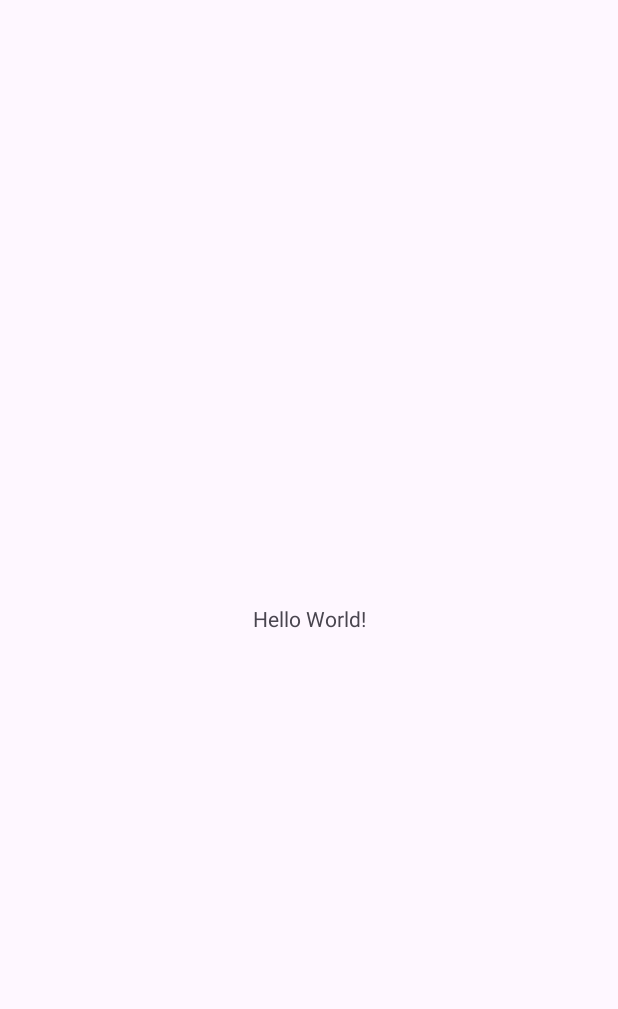
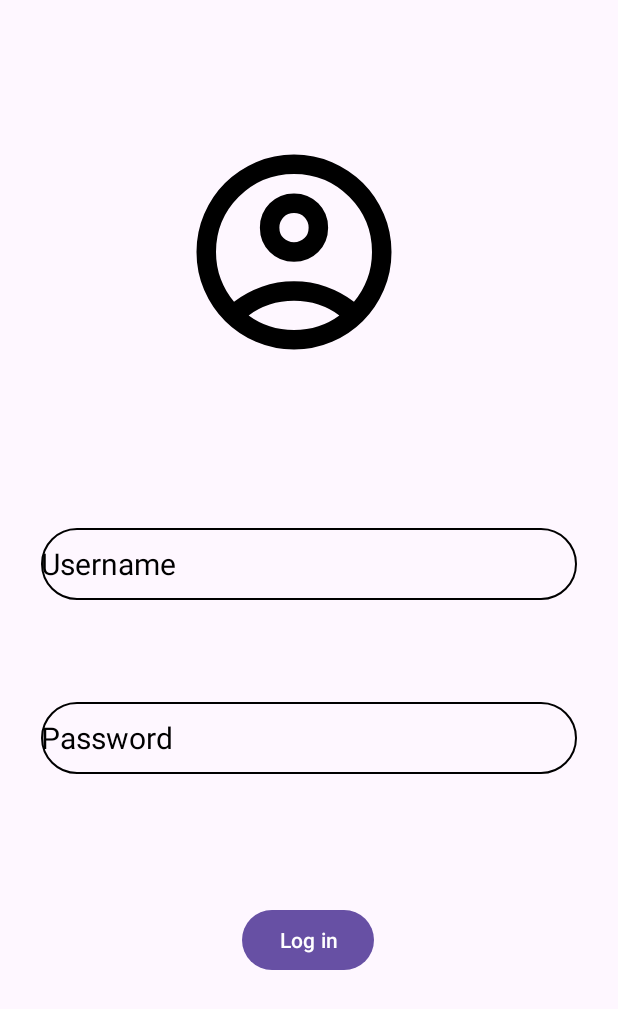
Before and after one commit to Kenzhi-Kun/GroupBlastingFinalsOS, an Android app: the screen it shows after launch (MainActivity), on a phone screen of 412 x 824 dp. Before the commit the part shown is almost empty. Shown: the top 1009 px of the screen. Run offline under Robolectric (Android 15) with nearby library versions, the phone set to English and light mode, and no system bars.

Commit message:
Simple Login UI

```diff
--- a/app/build.gradle.kts
+++ b/app/build.gradle.kts
@@ -38,6 +38,8 @@ dependencies {
     implementation(libs.material)
     implementation(libs.activity)
     implementation(libs.constraintlayout)
+    implementation(libs.recyclerview)
+    implementation(libs.fragment)
     testImplementation(libs.junit)
     androidTestImplementation(libs.ext.junit)
     androidTestImplementation(libs.espresso.core)
--- /dev/null
+++ b/app/src/main/res/drawable/outline_account_circle_24.xml
@@ -0,0 +1,5 @@
+<vector xmlns:android="http://schemas.android.com/apk/res/android" android:height="24dp" android:tint="#000000" android:viewportHeight="960" android:viewportWidth="960" android:width="24dp">
+
+    <path android:fillColor="@android:color/white" android:pathData="M234,684Q285,645 348,622.5Q411,600 480,600Q549,600 612,622.5Q675,645 726,684Q761,643 780.5,591Q800,539 800,480Q800,347 706.5,253.5Q613,160 480,160Q347,160 253.5,253.5Q160,347 160,480Q160,539 179.5,591Q199,643 234,684ZM480,520Q421,520 380.5,479.5Q340,439 340,380Q340,321 380.5,280.5Q421,240 480,240Q539,240 579.5,280.5Q620,321 620,380Q620,439 579.5,479.5Q539,520 480,520ZM480,880Q397,880 324,848.5Q251,817 197,763Q143,709 111.5,636Q80,563 80,480Q80,397 111.5,324Q143,251 197,197Q251,143 324,111.5Q397,80 480,80Q563,80 636,111.5Q709,143 763,197Q817,251 848.5,324Q880,397 880,480Q880,563 848.5,636Q817,709 763,763Q709,817 636,848.5Q563,880 480,880ZM480,800Q533,800 580,784.5Q627,769 666,740Q627,711 580,695.5Q533,680 480,680Q427,680 380,695.5Q333,711 294,740Q333,769 380,784.5Q427,800 480,800ZM480,440Q506,440 523,423Q540,406 540,380Q540,354 523,337Q506,320 480,320Q454,320 437,337Q420,354 420,380Q420,406 437,423Q454,440 480,440ZM480,380Q480,380 480,380Q480,380 480,380Q480,380 480,380Q480,380 480,380Q480,380 480,380Q480,380 480,380Q480,380 480,380Q480,380 480,380ZM480,740Q480,740 480,740Q480,740 480,740Q480,740 480,740Q480,740 480,740Q480,740 480,740Q480,740 480,740Q480,740 480,740Q480,740 480,740Z"/>
+
+</vector>
--- /dev/null
+++ b/app/src/main/res/drawable/rounded_corner.xml
@@ -0,0 +1,7 @@
+<?xml version="1.0" encoding="utf-8"?>
+<shape xmlns:android="http://schemas.android.com/apk/res/android" android:shape="rectangle">
+    <corners android:radius="30dp"/>
+    <stroke android:width="1dp" android:color="@color/black"/>
+
+
+</shape>
--- a/app/src/main/res/layout/activity_main.xml
+++ b/app/src/main/res/layout/activity_main.xml
@@ -7,13 +7,62 @@
     android:layout_height="match_parent"
     tools:context=".MainActivity">
 
-    <TextView
+    <Button
+        android:id="@+id/login_button"
         android:layout_width="wrap_content"
         android:layout_height="wrap_content"
-        android:text="Hello World!"
+        android:text="@string/log_in"
+        app:layout_constraintBottom_toBottomOf="parent"
+        app:layout_constraintEnd_toEndOf="parent"
+        app:layout_constraintHorizontal_bias="0.498"
+        app:layout_constraintStart_toStartOf="parent"
+        app:layout_constraintTop_toTopOf="parent"
+        app:layout_constraintVertical_bias="0.777" />
+
+    <ImageView
+        android:id="@+id/imageView3"
+        android:layout_width="156dp"
+        android:layout_height="188dp"
+        app:layout_constraintBottom_toBottomOf="parent"
+        app:layout_constraintEnd_toEndOf="parent"
+        app:layout_constraintHorizontal_bias="0.462"
+        app:layout_constraintStart_toStartOf="parent"
+        app:layout_constraintTop_toTopOf="parent"
+        app:layout_constraintVertical_bias="0.116"
+        app:srcCompat="@drawable/outline_account_circle_24" />
+
+    <EditText
+        android:id="@+id/username_input"
+        android:layout_width="357dp"
+        android:layout_height="48dp"
+        android:autofillHints=""
+        android:background="@drawable/rounded_corner"
+        android:hint="@string/username"
+        android:inputType="text"
+        android:textColor="@color/black"
+        android:textColorHint="@color/black"
+        android:textSize="20sp"
         app:layout_constraintBottom_toBottomOf="parent"
         app:layout_constraintEnd_toEndOf="parent"
         app:layout_constraintStart_toStartOf="parent"
-        app:layout_constraintTop_toTopOf="parent" />
+        app:layout_constraintTop_toTopOf="parent"
+        app:layout_constraintVertical_bias="0.454" />
+
+    <EditText
+        android:id="@+id/password_input"
+        android:layout_width="357dp"
+        android:layout_height="48dp"
+        android:autofillHints=""
+        android:background="@drawable/rounded_corner"
+        android:hint="@string/password"
+        android:inputType="textPassword"
+        android:textColor="@color/black"
+        android:textColorHint="@color/black"
+        android:textSize="20sp"
+        app:layout_constraintBottom_toBottomOf="parent"
+        app:layout_constraintEnd_toEndOf="parent"
+        app:layout_constraintStart_toStartOf="parent"
+        app:layout_constraintTop_toTopOf="parent"
+        app:layout_constraintVertical_bias="0.603" />
 
 </androidx.constraintlayout.widget.ConstraintLayout>
--- a/app/src/main/res/values/strings.xml
+++ b/app/src/main/res/values/strings.xml
@@ -1,3 +1,6 @@
 <resources>
     <string name="app_name">FinalsGroupBlasting</string>
+    <string name="log_in">Log in</string>
+    <string name="password">Password</string>
+    <string name="username">Username</string>
 </resources>
--- a/gradle/libs.versions.toml
+++ b/gradle/libs.versions.toml
@@ -7,6 +7,8 @@ appcompat = "1.6.1"
 material = "1.10.0"
 activity = "1.11.0"
 constraintlayout = "2.1.4"
+recyclerview = "1.4.0"
+fragment = "1.8.9"
 
 [libraries]
 junit = { group = "junit", name = "junit", version.ref = "junit" }
@@ -16,6 +18,8 @@ appcompat = { group = "androidx.appcompat", name = "appcompat", version.ref = "a
 material = { group = "com.google.android.material", name = "material", version.ref = "material" }
 activity = { group = "androidx.activity", name = "activity", version.ref = "activity" }
 constraintlayout = { group = "androidx.constraintlayout", name = "constraintlayout", version.ref = "constraintlayout" }
+recyclerview = { group = "androidx.recyclerview", name = "recyclerview", version.ref = "recyclerview" }
+fragment = { group = "androidx.fragment", name = "fragment", version.ref = "fragment" }
 
 [plugins]
 android-application = { id = "com.android.application", version.ref = "agp" }
```
Also changed, not shown: 1 other file.
